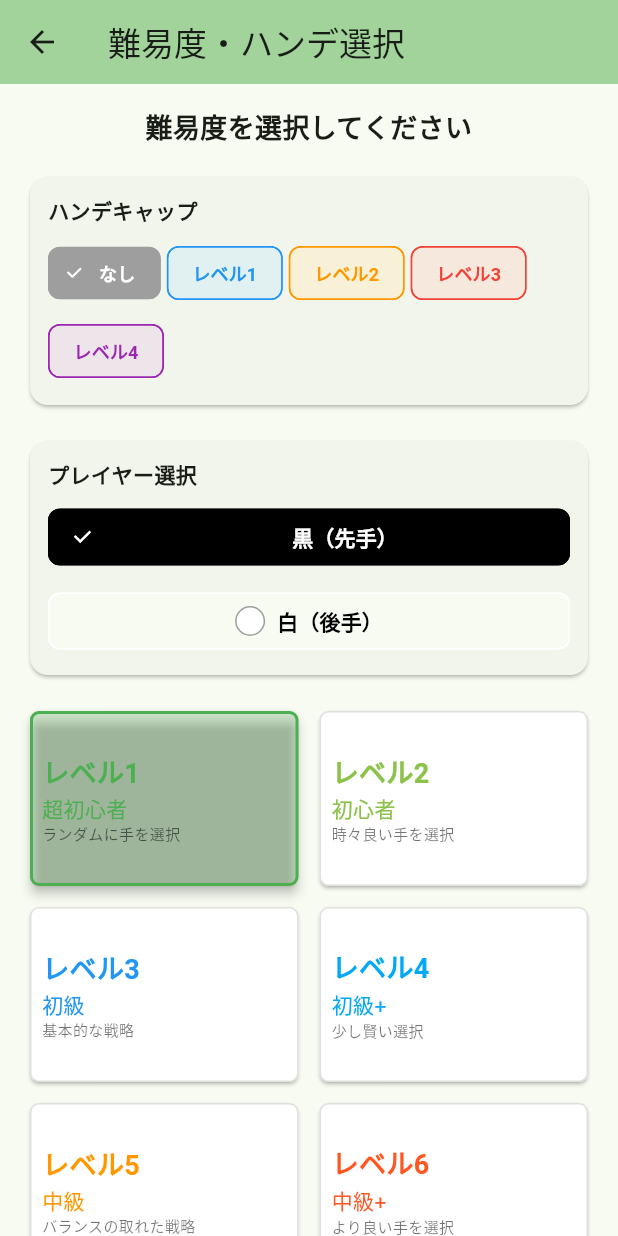
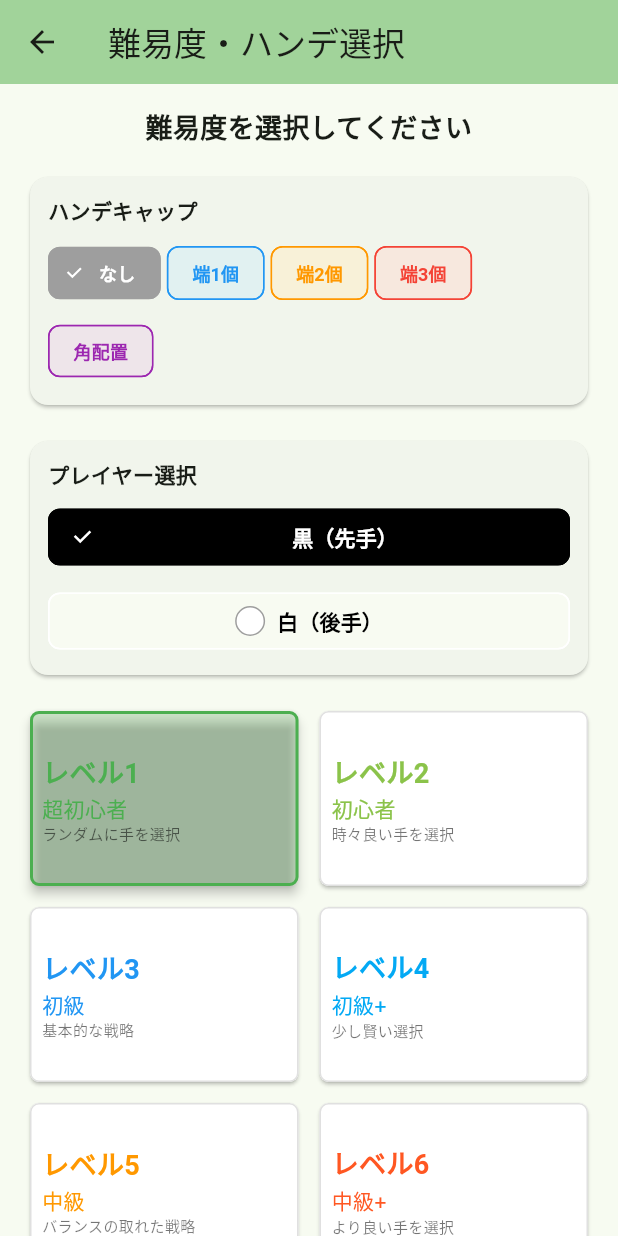
Before and after one commit to hirokiyonemori/othello_game, a Flutter app: the DifficultySelection screen opened directly, on a phone screen of 412 x 824 dp. Run offline on Flutter 3.47's test engine with Material 3 defaults, Android fonts, the phone set to English and light mode, and no system bars; our stand-ins replace google_mobile_ads, shared_preferences; accounts and stored records are empty.

Commit message:
ハンドキャップの対応

```diff
--- a/lib/main.dart
+++ b/lib/main.dart
@@ -354,10 +354,10 @@ class _DifficultySelectionState extends State<DifficultySelection> with Portrait
                       runSpacing: 4,
                       children: [
                         _buildHandicapChip('なし', 0, Colors.grey),
-                        _buildHandicapChip('レベル1', 1, Colors.blue),
-                        _buildHandicapChip('レベル2', 2, Colors.orange),
-                        _buildHandicapChip('レベル3', 3, Colors.red),
-                        _buildHandicapChip('レベル4', 4, Colors.purple),
+                        _buildHandicapChip('端1個', 1, Colors.blue),
+                        _buildHandicapChip('端2個', 2, Colors.orange),
+                        _buildHandicapChip('端3個', 3, Colors.red),
+                        _buildHandicapChip('角配置', 4, Colors.purple),
                       ],
                     ),
                   ],
@@ -637,13 +637,13 @@ class _DifficultySelectionState extends State<DifficultySelection> with Portrait
       case 0:
         return 'ハンデキャップなし。通常の対戦です。';
       case 1:
-        return 'プレイヤーが先手になります。';
+        return 'プレイヤーが先手で、端にプレイヤーのコマが1個配置されます。';
       case 2:
-        return 'プレイヤーが先手で、AIの思考時間が少し長くなります。';
+        return 'プレイヤーが先手で、端にプレイヤーのコマが2個配置されます。';
       case 3:
-        return 'プレイヤーが先手で、AIの難易度が1段階下がります。';
+        return 'プレイヤーが先手で、端にプレイヤーのコマが3個配置されます。';
       case 4:
-        return 'プレイヤーが先手で、角に黒のコマが初期配置されます。';
+        return 'プレイヤーが先手で、角にプレイヤーのコマが初期配置されます。';
       default:
         return 'ハンデキャップなし。通常の対戦です。';
     }
@@ -931,12 +931,36 @@ class _OthelloGameState extends State<OthelloGame> with PortraitModeMixin {
     board[center][center - 1] = 1;     // 黒
     board[center][center] = 2;         // 白
 
-    // ハンデキャップレベル4の場合、角に黒のコマを配置
-    if (widget.handicapLevel == 4) {
-      board[0][0] = 1; // 左上角
-      board[0][boardSize - 1] = 1; // 右上角
-      board[boardSize - 1][0] = 1; // 左下角
-      board[boardSize - 1][boardSize - 1] = 1; // 右下角
+    // ハンデキャップレベルに応じてプレイヤーのコマを追加配置
+    if (widget.handicapLevel >= 1 && widget.handicapLevel <= 3) {
+      _addEdgePlayerPieces(widget.handicapLevel);
+    } else if (widget.handicapLevel == 4) {
+      // レベル4の場合、角にプレイヤーのコマを配置
+      board[0][0] = widget.playerColor; // 左上角
+      board[0][boardSize - 1] = widget.playerColor; // 右上角
+      board[boardSize - 1][0] = widget.playerColor; // 左下角
+      board[boardSize - 1][boardSize - 1] = widget.playerColor; // 右下角
+    }
+  }
+
+  void _addEdgePlayerPieces(int level) {
+    // 端の位置リスト（角以外）
+    List<List<int>> edgePositions = [
+      [0, 1], [0, 2], [0, 5], [0, 6], // 上辺
+      [1, 0], [2, 0], [5, 0], [6, 0], // 左辺
+      [1, 7], [2, 7], [5, 7], [6, 7], // 右辺
+      [7, 1], [7, 2], [7, 5], [7, 6], // 下辺
+    ];
+
+    // ランダムに選択して配置
+    edgePositions.shuffle();
+    for (int i = 0; i < level && i < edgePositions.length; i++) {
+      int row = edgePositions[i][0];
+      int col = edgePositions[i][1];
+      // 既にコマが置かれていない場合のみ配置
+      if (board[row][col] == 0) {
+        board[row][col] = widget.playerColor; // プレイヤーの色
+      }
     }
   }
 
@@ -1124,14 +1148,8 @@ class _OthelloGameState extends State<OthelloGame> with PortraitModeMixin {
   }
 
   int _getAdjustedDifficulty() {
-    int baseDifficulty = widget.difficulty;
-
-    // ハンデキャップレベル3の場合、AI難易度を1段階下げる
-    if (widget.handicapLevel == 3) {
-      return (baseDifficulty - 1).clamp(1, 10);
-    }
-
-    return baseDifficulty;
+    // ハンデキャップレベルに関係なく、設定された難易度を使用
+    return widget.difficulty;
   }
 
   List<int> _selectMoveByDifficulty(List<List<int>> validMoves, double randomChance) {
```
